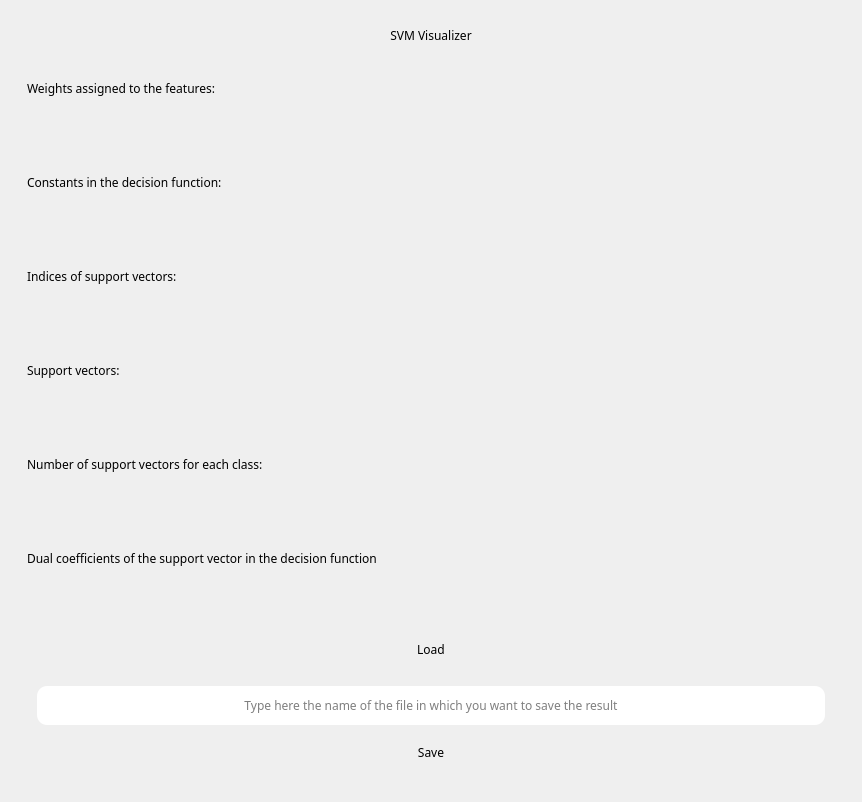
Before: the Qt Designer form CheckResultsWindow.ui in dariusdinu/SVM-Visualizer, drawn with Qt 5.
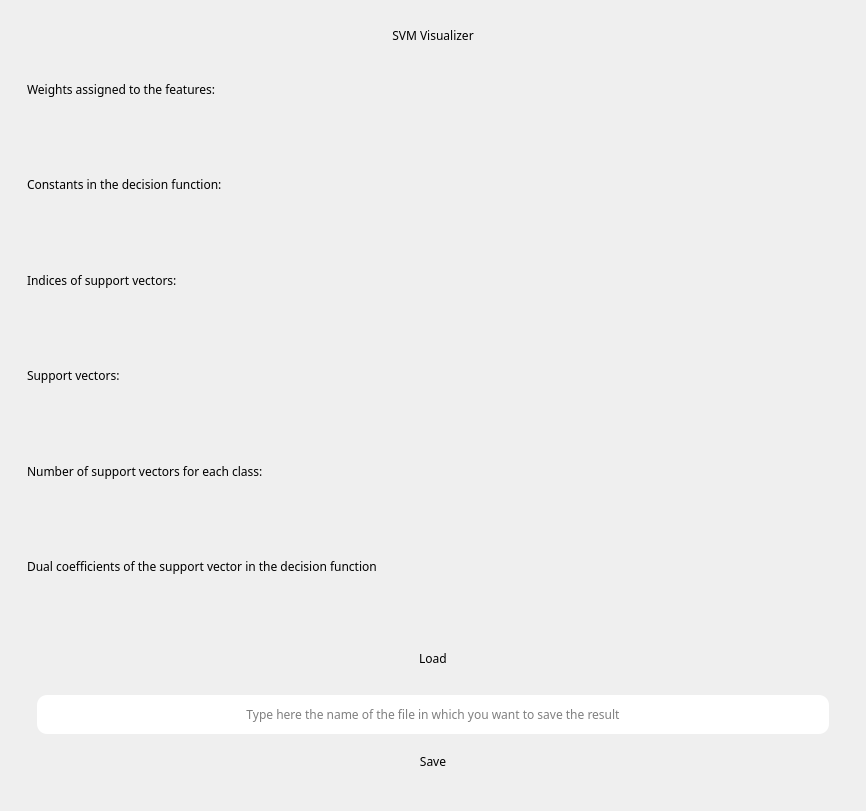
After: the same form once the commit is applied. Icons and pictures are not drawn.

Diff of the .ui file:
```diff
--- a/CheckResultsWindow.ui
+++ b/CheckResultsWindow.ui
@@ -6,8 +6,8 @@
    <rect>
     <x>0</x>
     <y>0</y>
-    <width>862</width>
-    <height>802</height>
+    <width>866</width>
+    <height>811</height>
    </rect>
   </property>
   <property name="windowTitle">
@@ -286,7 +286,7 @@
            <rect>
             <x>0</x>
             <y>0</y>
-            <width>798</width>
+            <width>802</width>
             <height>603</height>
            </rect>
           </property>
```
